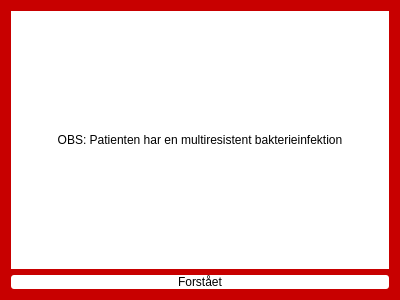
Old version of the form patientAlert.ui in the repository kimlandgrebe1/404-error.
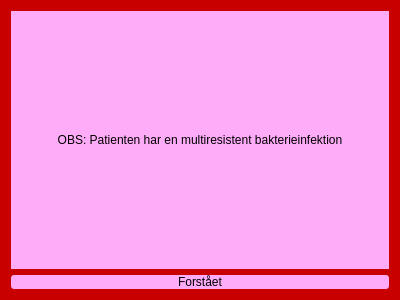
New version of the form.

```diff
--- a/patientAlert.ui
+++ b/patientAlert.ui
@@ -24,7 +24,7 @@
      <item>
       <widget class="QLabel" name="OBSpatient">
        <property name="styleSheet">
-        <string notr="true">#OBSpatient { background: rgb(255, 255, 255) }</string>
+        <string notr="true">#OBSpatient { background: rgb(255, 172, 248) }</string>
        </property>
        <property name="text">
         <string>OBS: Patienten har en multiresistent bakterieinfektion</string>
@@ -39,7 +39,7 @@
        <property name="styleSheet">
         <string notr="true">QPushButton
 {
-  background-color: rgb(255, 255, 255);
+ background-color: rgb(255, 172, 248);
   border-width: 0px;
   border-radius: 3px;
 }
```
